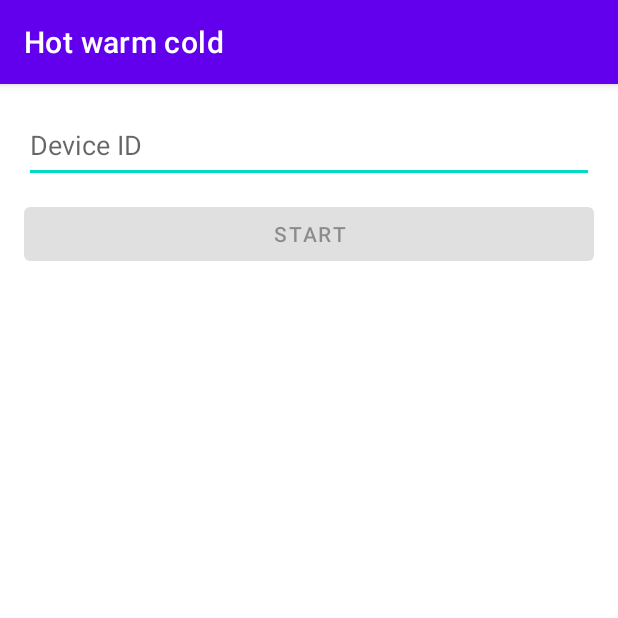
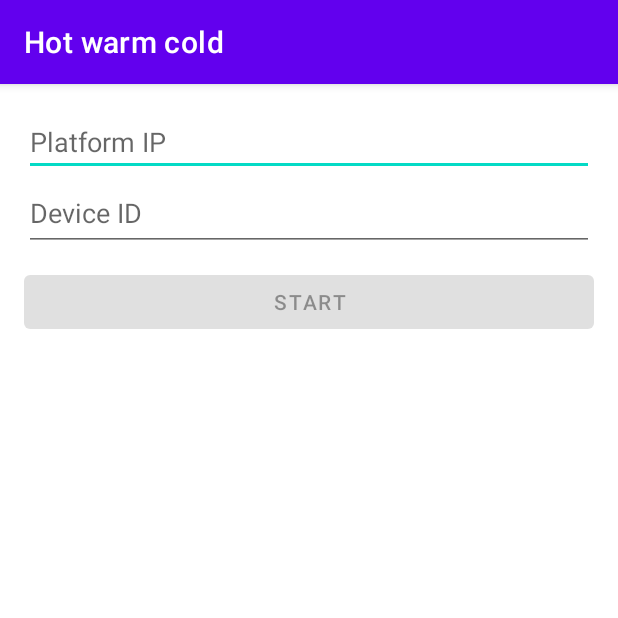
Before and after one commit to nicolasfara/pulverization-hot-warm-cold, an Android app: the screen it shows after launch (MainActivity), on a phone screen of 412 x 824 dp, the top half of it. Run offline under Robolectric (Android 15) with nearby library versions, the phone set to English and light mode, and no system bars.

Commit message:
style: improve ui

```diff
--- a/app/src/main/kotlin/it/nicolasfarabegoli/hotwarmcold/AndroidPulverizationManager.kt
+++ b/app/src/main/kotlin/it/nicolasfarabegoli/hotwarmcold/AndroidPulverizationManager.kt
@@ -21,6 +21,7 @@ import kotlinx.coroutines.joinAll
 class AndroidPulverizationManager(
     private val lifecycle: Lifecycle,
     private val lifeCycleScope: LifecycleCoroutineScope,
+    private val platformIp: String,
     private val deviceId: String,
     private val rssiFlow: Flow<Int>
 ) : DefaultLifecycleObserver {
@@ -72,7 +73,7 @@ class AndroidPulverizationManager(
         ) {
             sensorsLogic(SmartphoneSensorContainer(rssiFlow), ::deviceSensorLogic)
             actuatorsLogic(DeviceActuatorContainer(neighboursRssi), ::deviceActuatorLogic)
-            withPlatform { RabbitmqCommunicator(hostname = "10.0.1.0") }
+            withPlatform { RabbitmqCommunicator(hostname = platformIp) }
             withRemotePlace { defaultRabbitMQRemotePlace() }
             withContext {
                 deviceID(deviceId)
--- a/app/src/main/kotlin/it/nicolasfarabegoli/hotwarmcold/ListAdapter.kt
+++ b/app/src/main/kotlin/it/nicolasfarabegoli/hotwarmcold/ListAdapter.kt
@@ -31,6 +31,7 @@ internal class ListAdapter : RecyclerView.Adapter<ListAdapter.MyViewHolder>() {
 
     override fun onBindViewHolder(holder: MyViewHolder, position: Int) {
         val item = distanceItems[position]
-        holder.itemTextView.text = "Device: ${item.deviceId} -- Distance: ${item.distance}m"
+        holder.itemTextView.text =
+            "Device: ${item.deviceId} -- Distance: %.2fm".format(item.distance)
     }
 }
--- a/app/src/main/res/layout/activity_main.xml
+++ b/app/src/main/res/layout/activity_main.xml
@@ -19,6 +19,14 @@
         app:layout_constraintEnd_toEndOf="parent"
         app:layout_constraintStart_toStartOf="parent"
         app:layout_constraintTop_toTopOf="parent">
+
+        <EditText
+            android:id="@+id/brokerIp"
+            android:layout_width="match_parent"
+            android:layout_height="wrap_content"
+            android:ems="10"
+            android:hint="Platform IP"
+            android:inputType="textPersonName" />
 
         <EditText
             android:id="@+id/deviceIdText"
```
Also changed, not shown: app/src/main/kotlin/it/nicolasfarabegoli/hotwarmcold/MainActivity.kt (+17 -1 lines).
